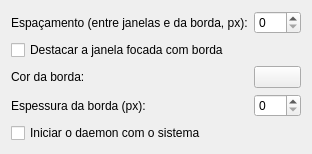
ediano/Etherbit-Tiling, file platform-linux-kde/kwin-script/contents/ui/config.ui: the form before one commit.
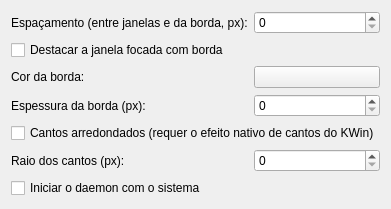
The form after the commit. Custom widgets are drawn as their Qt base class.

Commit message: feat: opção de cantos arredondados das janelas (toggle + raio)

The edit to the form file:
```diff
--- a/platform-linux-kde/kwin-script/contents/ui/config.ui
+++ b/platform-linux-kde/kwin-script/contents/ui/config.ui
@@ -49,6 +49,26 @@
     </widget>
    </item>
    <item row="4" column="0" colspan="2">
+    <widget class="QCheckBox" name="kcfg_roundedCorners">
+     <property name="text">
+      <string>Cantos arredondados (requer o efeito nativo de cantos do KWin)</string>
+     </property>
+    </widget>
+   </item>
+   <item row="5" column="0">
+    <widget class="QLabel" name="labelCornerRadius">
+     <property name="text">
+      <string>Raio dos cantos (px):</string>
+     </property>
+    </widget>
+   </item>
+   <item row="5" column="1">
+    <widget class="QSpinBox" name="kcfg_cornerRadius">
+     <property name="minimum"><number>0</number></property>
+     <property name="maximum"><number>40</number></property>
+    </widget>
+   </item>
+   <item row="6" column="0" colspan="2">
     <widget class="QCheckBox" name="kcfg_autostart">
      <property name="text">
       <string>Iniciar o daemon com o sistema</string>
```
The commit also changes 12 other files.
